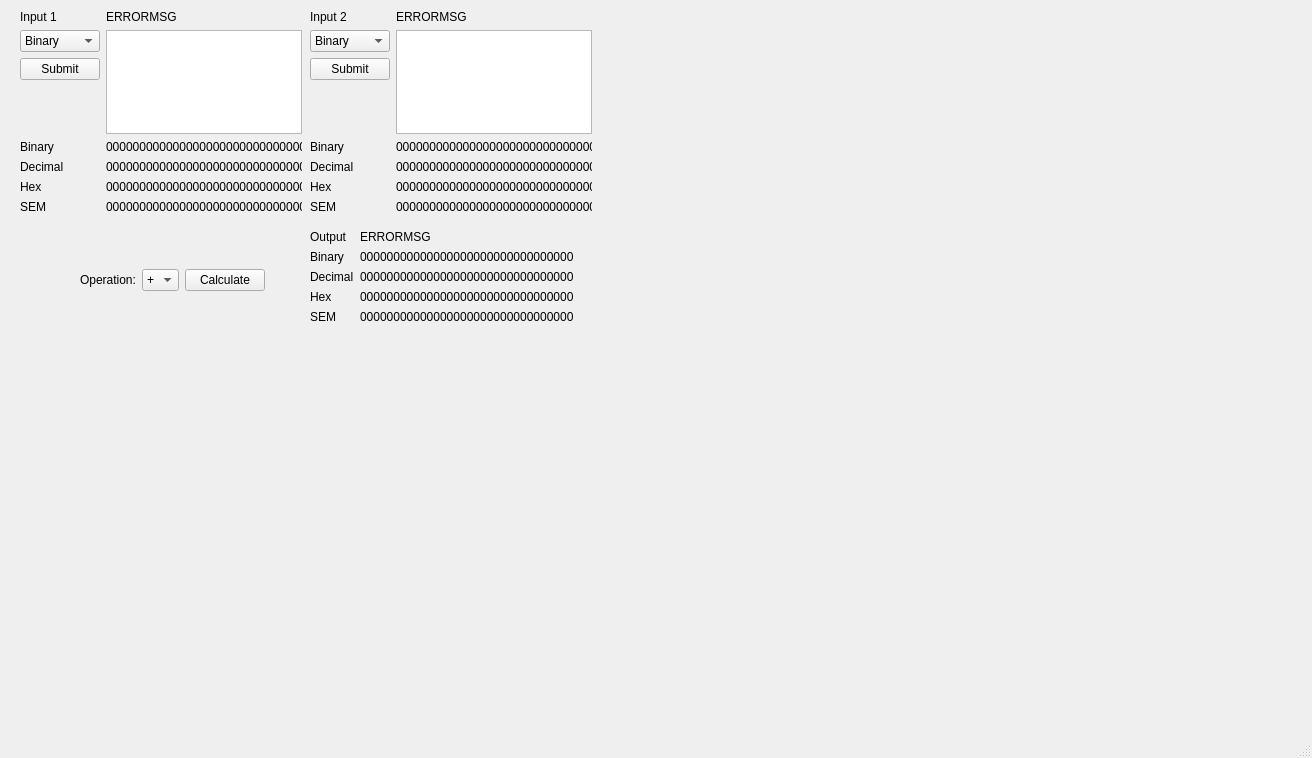
Above: mainwindow.ui from JoshuaMDykstra/SWEN-4342-Project before the change. Below: the same form after it.
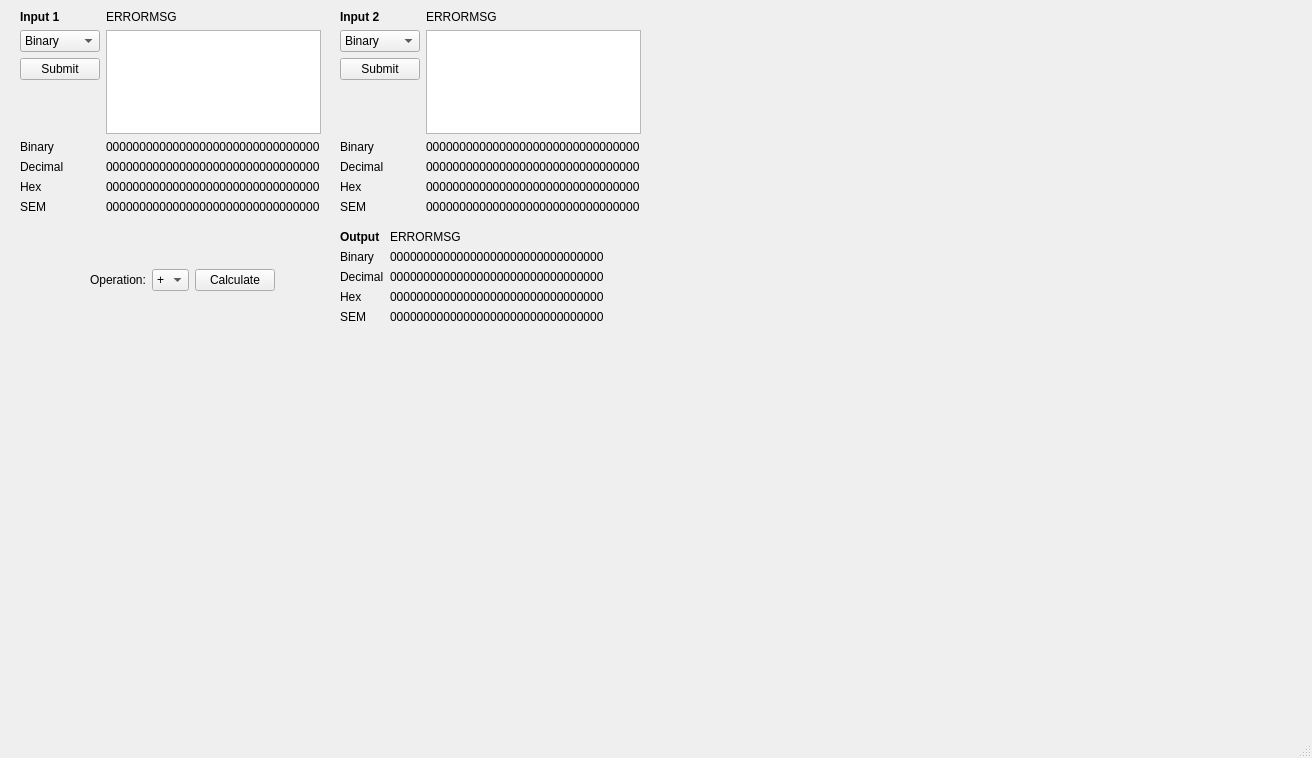
That is the form after the change.

Commit message: integrated john's code and wrote setter for binary input

Diff of the .ui file:
```diff
--- a/mainwindow.ui
+++ b/mainwindow.ui
@@ -19,7 +19,7 @@
      <rect>
       <x>20</x>
       <y>10</y>
-      <width>282</width>
+      <width>301</width>
       <height>204</height>
      </rect>
     </property>
@@ -27,7 +27,7 @@
      <item row="0" column="0">
       <widget class="QLabel" name="input1MasterLabel">
        <property name="text">
-        <string>Input 1</string>
+        <string>&lt;html&gt;&lt;head/&gt;&lt;body&gt;&lt;p&gt;&lt;span style=&quot; font-weight:700;&quot;&gt;Input 1&lt;/span&gt;&lt;/p&gt;&lt;/body&gt;&lt;/html&gt;</string>
        </property>
       </widget>
      </item>
@@ -137,9 +137,9 @@
    <widget class="QWidget" name="formLayoutWidget_2">
     <property name="geometry">
      <rect>
-      <x>310</x>
+      <x>340</x>
       <y>10</y>
-      <width>282</width>
+      <width>301</width>
       <height>204</height>
      </rect>
     </property>
@@ -147,7 +147,7 @@
      <item row="0" column="0">
       <widget class="QLabel" name="input2MasterLabel">
        <property name="text">
-        <string>Input 2</string>
+        <string>&lt;html&gt;&lt;head/&gt;&lt;body&gt;&lt;p&gt;&lt;span style=&quot; font-weight:700;&quot;&gt;Input 2&lt;/span&gt;&lt;/p&gt;&lt;/body&gt;&lt;/html&gt;</string>
        </property>
       </widget>
      </item>
@@ -257,9 +257,9 @@
    <widget class="QWidget" name="formLayoutWidget_3">
     <property name="geometry">
      <rect>
-      <x>310</x>
+      <x>340</x>
       <y>230</y>
-      <width>271</width>
+      <width>301</width>
       <height>111</height>
      </rect>
     </property>
@@ -267,7 +267,7 @@
      <item row="0" column="0">
       <widget class="QLabel" name="outputMasterLabel">
        <property name="text">
-        <string>Output</string>
+        <string>&lt;html&gt;&lt;head/&gt;&lt;body&gt;&lt;p&gt;&lt;span style=&quot; font-weight:700;&quot;&gt;Output&lt;/span&gt;&lt;/p&gt;&lt;/body&gt;&lt;/html&gt;</string>
        </property>
       </widget>
      </item>
@@ -339,7 +339,7 @@
    <widget class="QWidget" name="horizontalLayoutWidget">
     <property name="geometry">
      <rect>
-      <x>80</x>
+      <x>90</x>
       <y>240</y>
       <width>185</width>
       <height>80</height>
```
Left out of the diff: 14 changed lines with no effect on the pictures. The commit also changes 26 other files.
